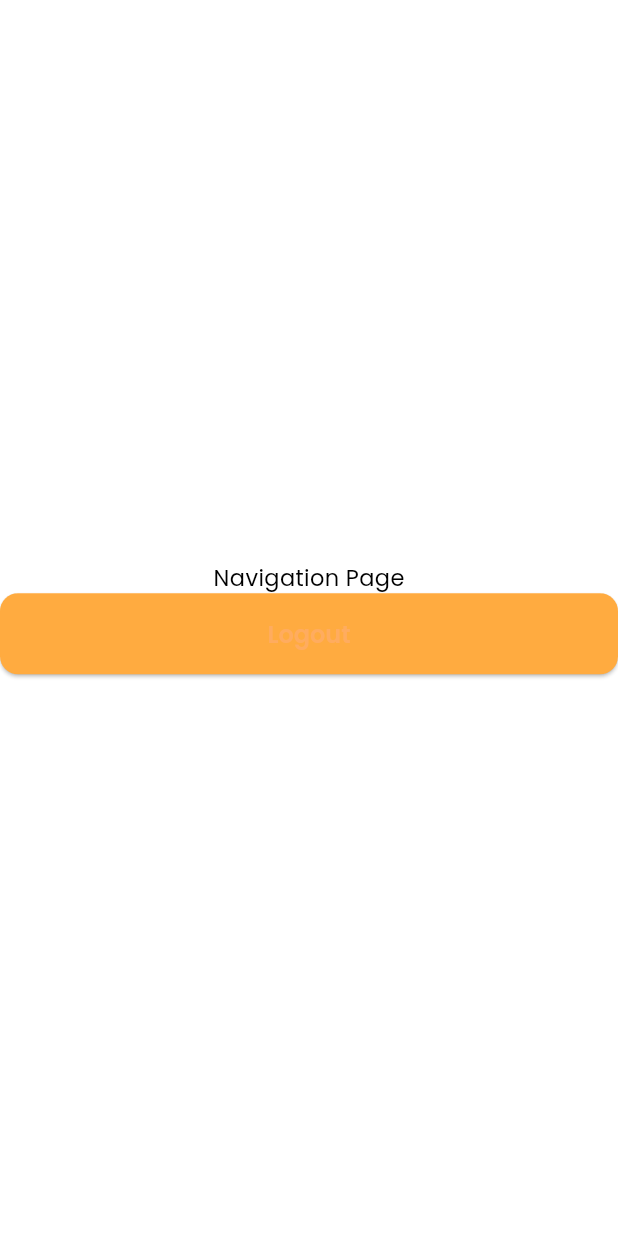
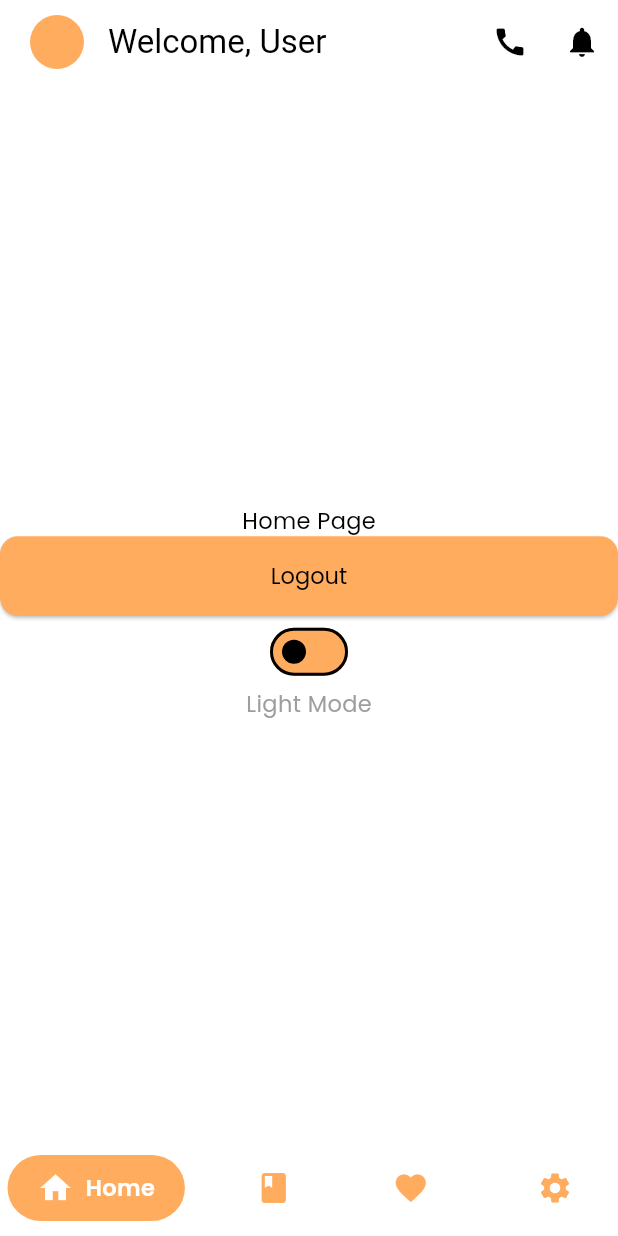
Before and after one commit to AkashP4769/reflect, a Flutter app: the screen it shows once a user with an empty profile is signed in, after a tap on "Logout", on a phone screen of 412 x 824 dp. Run offline on Flutter 3.47's test engine with Material 3 defaults, Android fonts, the phone set to English and light mode, and no system bars; drawn by our look-alikes of google_nav_bar; our stand-ins replace chewie, firebase_auth, firebase_core, flutter_riverpod, flutter_svg, google_sign_in and 1 more; accounts and stored records are empty.

Commit message:
Nav bar created

```diff
--- a/lib/components/signup/login_card.dart
+++ b/lib/components/signup/login_card.dart
@@ -83,10 +83,6 @@ class _LoginCardState extends ConsumerState<LoginCard> {
               children: [
                 Text("Welcome back!", style: themeData.textTheme.titleMedium,),
                 Text("Enter your credentials to continue", style: themeData.textTheme.bodyMedium,),
-                Switch(value: themeData.brightness == Brightness.dark, onChanged: (value){
-                  ref.read(themeManagerProvider.notifier).toggleTheme(value);
-                }),
-                Text(themeData.brightness == Brightness.dark ? "Dark Mode" : "Light Mode", style: TextStyle(color: grey, fontSize: 15, fontFamily: "Poppins", fontWeight: FontWeight.w400),),
                 const SizedBox(height: 20,),
                 SignUpTextField(text: "Email", controller: emailController, themeData: themeData,),
                 SignUpPassField(text: "Password", controller: passwordController, themeData: themeData,),
@@ -162,7 +158,12 @@ class _LoginCardState extends ConsumerState<LoginCard> {
                       child: Text("Sign up", style: TextStyle(color: Colors.orangeAccent, fontSize: 14, fontFamily: "Poppins", fontWeight: FontWeight.w600),)
                     )
                   ],
-                )
+                ),
+
+                Switch(value: themeData.brightness == Brightness.dark, onChanged: (value){
+                  ref.read(themeManagerProvider.notifier).toggleTheme(value);
+                }),
+                Text(themeData.brightness == Brightness.dark ? "Dark Mode" : "Light Mode", style: TextStyle(color: grey, fontSize: 15, fontFamily: "Poppins", fontWeight: FontWeight.w400),),
 
 
 
--- /dev/null
+++ b/lib/pages/favourites.dart
@@ -0,0 +1,26 @@
+import 'package:flutter_riverpod/flutter_riverpod.dart';
+import 'package:flutter/material.dart';
+
+class FavPage extends ConsumerStatefulWidget {
+  const FavPage({super.key});
+
+  @override
+  ConsumerState<ConsumerStatefulWidget> createState() => _HomePageState();
+}
+
+class _HomePageState extends ConsumerState<FavPage> {
+
+  @override
+  Widget build(BuildContext context) {
+    return Container(
+      child: Center(
+        child: Column(
+          mainAxisAlignment: MainAxisAlignment.center,
+          children: [
+            Text('Fav Page'),
+          ],
+        ),
+      ),
+    );
+  }
+}
--- /dev/null
+++ b/lib/pages/home.dart
@@ -0,0 +1,42 @@
+import 'package:flutter_riverpod/flutter_riverpod.dart';
+import 'package:flutter/material.dart';
+import 'package:reflect/main.dart';
+import 'package:reflect/services/auth_service.dart';
+
+class HomePage extends ConsumerStatefulWidget {
+  const HomePage({super.key});
+
+  @override
+  ConsumerState<ConsumerStatefulWidget> createState() => _HomePageState();
+}
+
+class _HomePageState extends ConsumerState<HomePage> {
+
+  @override
+  Widget build(BuildContext context) {
+    final themeData = ref.watch(themeManagerProvider);
+    return Container(
+      child: Center(
+        child: Column(
+          mainAxisAlignment: MainAxisAlignment.center,
+          children: [
+            Text('Home Page'),
+
+            ElevatedButton(
+
+              onPressed: () {
+                AuthService.signOut();
+              },
+              child: Text('Logout', style: themeData.textTheme.bodyMedium,),
+            ),
+
+            Switch(value: themeData.brightness == Brightness.dark, onChanged: (value){
+                  ref.read(themeManagerProvider.notifier).toggleTheme(value);
+                }),
+                Text(themeData.brightness == Brightness.dark ? "Dark Mode" : "Light Mode", style: TextStyle(color: Colors.grey, fontSize: 15, fontFamily: "Poppins", fontWeight: FontWeight.w400),),
+          ],
+        ),
+      ),
+    );
+  }
+}
--- /dev/null
+++ b/lib/pages/journal.dart
@@ -0,0 +1,26 @@
+import 'package:flutter_riverpod/flutter_riverpod.dart';
+import 'package:flutter/material.dart';
+
+class JournalPage extends ConsumerStatefulWidget {
+  const JournalPage({super.key});
+
+  @override
+  ConsumerState<ConsumerStatefulWidget> createState() => _HomePageState();
+}
+
+class _HomePageState extends ConsumerState<JournalPage> {
+
+  @override
+  Widget build(BuildContext context) {
+    return Container(
+      child: Center(
+        child: Column(
+          mainAxisAlignment: MainAxisAlignment.center,
+          children: [
+            Text('Journal Page'),
+          ],
+        ),
+      ),
+    );
+  }
+}
--- a/lib/pages/navigation.dart
+++ b/lib/pages/navigation.dart
@@ -1,30 +1,139 @@
 import 'package:flutter/material.dart';
+import 'package:flutter_riverpod/flutter_riverpod.dart';
+import 'package:google_nav_bar/google_nav_bar.dart';
+import 'package:reflect/main.dart';
+import 'package:reflect/pages/favourites.dart';
+import 'package:reflect/pages/home.dart';
+import 'package:reflect/pages/journal.dart';
+import 'package:reflect/pages/settings.dart';
 import 'package:reflect/services/auth_service.dart';
 
-class NavigationPage extends StatefulWidget {
+class NavigationPage extends ConsumerStatefulWidget {
   const NavigationPage({super.key});
 
   @override
-  State<NavigationPage> createState() => _NavigationPageState();
+  ConsumerState<NavigationPage> createState() => _NavigationPageState();
 }
 
-class _NavigationPageState extends State<NavigationPage> {
+class _NavigationPageState extends ConsumerState<NavigationPage> {
+  int currentPageIndex = 0;
+  PageController _pageController = PageController(initialPage: 0);
+
+  List<Widget> pages = <Widget>[const HomePage(), const JournalPage(), const FavPage(), const SettingsPage()];
+  List<String> titles = ["Welcome, User", "Journal", "Your favourites", "Settings"];
+
   @override
   Widget build(BuildContext context) {
-    return Container(
-      child: Center(
-        child: Column(
-          mainAxisAlignment: MainAxisAlignment.center,
-          children: [
-            Text('Navigation Page'),
-            ElevatedButton(
-              onPressed: () {
-                AuthService.signOut();
-              },
-              child: const Text('Logout'),
+    final themeData = ref.watch(themeManagerProvider);
+    return Scaffold(
+      appBar: AppBar(
+        leading: const Padding(
+          padding: EdgeInsets.only(left: 20),
+          child: CircleAvatar(maxRadius: 5,),
+        ),
+        title: Text(titles[currentPageIndex]),
+        actions: [
+          IconButton(onPressed: (){}, icon: const Icon(Icons.call)),
+          IconButton(onPressed: (){}, icon: const Icon(Icons.notifications))
+        ],
+      ),
+
+      bottomNavigationBar: Container(
+        //padding: const EdgeInsets.symmetric(vertical: 10),
+        child: GNav(
+          rippleColor: Colors.grey[300]!,
+          hoverColor: Colors.grey[100]!,
+          gap: 8,
+          color: themeData.colorScheme.onPrimary,
+          activeColor: themeData.colorScheme.primary,
+          backgroundColor: themeData.brightness == Brightness.dark ? const Color(0xff1E1E1E) : Colors.white,
+
+          tabBackgroundColor: themeData.brightness == Brightness.dark ? const Color(0xff303030) : Colors.white,
+          tabs: [
+            GButton(
+              icon: Icons.home,
+              text: 'Home',
+              margin: const EdgeInsets.symmetric(vertical: 10, horizontal: 5),
+              padding: const EdgeInsets.symmetric(vertical: 10, horizontal: 20),
+              textColor: themeData.colorScheme.surfaceContainer,
+              iconColor: themeData.colorScheme.surfaceContainerHighest,
+              iconActiveColor: themeData.colorScheme.surfaceContainer,
+              backgroundColor: themeData.brightness == Brightness.dark ? const Color(0xff303030) : themeData.primaryColor,
+            ),
+            GButton(
+              icon: Icons.book,
+              text: 'Journal',
+              margin: const EdgeInsets.symmetric(vertical: 10, horizontal: 5),
+              padding: const EdgeInsets.symmetric(vertical: 10, horizontal: 20),
+              textColor: themeData.colorScheme.surfaceContainer,
+              iconColor: themeData.colorScheme.surfaceContainerHighest,
+              iconActiveColor: themeData.colorScheme.surfaceContainer,
+              backgroundColor: themeData.brightness == Brightness.dark ? const Color(0xff303030) : themeData.primaryColor,
+            ),
+            GButton(
+              icon: Icons.favorite,
+              text: 'Likes',
+              margin: const EdgeInsets.symmetric(vertical: 10, horizontal: 5),
+              padding: const EdgeInsets.symmetric(vertical: 10, horizontal: 20),
+              textColor: themeData.colorScheme.surfaceContainer,
+              iconColor: themeData.colorScheme.surfaceContainerHighest,
+              iconActiveColor: themeData.colorScheme.surfaceContainer,
+              backgroundColor: themeData.brightness == Brightness.dark ? const Color(0xff303030) : themeData.primaryColor,
+            ),
+            GButton(
+              icon: Icons.settings,
+              text: 'Settings',
+              margin: const EdgeInsets.symmetric(vertical: 10, horizontal: 10),
+              padding: const EdgeInsets.symmetric(vertical: 10, horizontal: 20),
+              textColor: themeData.colorScheme.surfaceContainer,
+              iconColor: themeData.colorScheme.surfaceContainerHighest,
+              iconActiveColor: themeData.colorScheme.surfaceContainer,
+              backgroundColor: themeData.brightness == Brightness.dark ? const Color(0xff303030) : themeData.primaryColor,
             ),
           ],
+          selectedIndex: 0,
+          onTabChange: (index) {
+            _pageController.animateToPage(index, duration: const Duration(milliseconds: 500), curve: Curves.ease);
+          },
         ),
+      ),
+      /*bottomNavigationBar: NavigationBar(
+        onDestinationSelected: (int index){
+          _pageController.animateToPage(index, duration: Duration(milliseconds: 500), curve: Curves.ease);
+        },
+        indicatorColor: Colors.grey.shade400,
+        selectedIndex: currentPageIndex,
+        backgroundColor: Colors.white,
+        indicatorShape: const CircleBorder(),
+        labelBehavior: NavigationDestinationLabelBehavior.alwaysHide,
+        destinations: const [
+          NavigationDestination(
+            icon: Icon(Icons.cottage_outlined),
+            label: "Home",
+          ),
+          NavigationDestination(
+            icon: Icon(Icons.privacy_tip_outlined),
+            label: "Info",
+          ),
+          NavigationDestination(
+            icon: Icon(Icons.psychology_alt_outlined),
+            label: "Service Request",
+          ),
+          NavigationDestination(
+            icon: Icon(Icons.person_outline),
+            label: "My Account",
+          ),
+        ],
+      ),*/
+      //body: ,
+      body: PageView(
+        children: pages,
+        controller: _pageController,
+        onPageChanged: (int index){
+          setState(() {
+            currentPageIndex = index;
+          });
+        },
       ),
     );
   }
--- /dev/null
+++ b/lib/pages/settings.dart
@@ -0,0 +1,26 @@
+import 'package:flutter_riverpod/flutter_riverpod.dart';
+import 'package:flutter/material.dart';
+
+class SettingsPage extends ConsumerStatefulWidget {
+  const SettingsPage({super.key});
+
+  @override
+  ConsumerState<ConsumerStatefulWidget> createState() => _HomePageState();
+}
+
+class _HomePageState extends ConsumerState<SettingsPage> {
+
+  @override
+  Widget build(BuildContext context) {
+    return Container(
+      child: Center(
+        child: Column(
+          mainAxisAlignment: MainAxisAlignment.center,
+          children: [
+            Text('Settings Page'),
+          ],
+        ),
+      ),
+    );
+  }
+}
--- a/lib/theme/theme_constants.dart
+++ b/lib/theme/theme_constants.dart
@@ -2,11 +2,13 @@ import 'package:flutter/material.dart';
 
 ThemeData lightTheme = ThemeData(
   brightness: Brightness.light,
-
+  fontFamily: "Poppins",
   colorScheme: const ColorScheme.light(
     primary: Color(0xffFFAC5F),
     onPrimary: Colors.black,
-    surface: Colors.white
+    surface: Colors.white,
+    surfaceContainerHigh: Colors.white,
+    surfaceContainerHighest: Color(0xffFFAC5F)
   ),
   textTheme: ThemeData.light().textTheme.copyWith(
     titleMedium: const TextStyle(color: Colors.black, fontSize: 18, fontFamily: "Poppins", fontWeight: FontWeight.w600),
@@ -17,7 +19,41 @@ ThemeData lightTheme = ThemeData(
 
   elevatedButtonTheme: ElevatedButtonThemeData(
     style: ElevatedButton.styleFrom(
-      backgroundColor: Colors.orangeAccent,
+      backgroundColor: Color(0xffFFAC5F),
+      minimumSize: const Size(double.infinity, 50),
+      padding: const EdgeInsets.symmetric(vertical: 15),
+      shape: RoundedRectangleBorder(
+        borderRadius: BorderRadius.circular(12)
+      ),
+      textStyle: const TextStyle(
+        color: Colors.black,
+        fontSize: 16,
+        fontFamily: "Poppins",
+        fontWeight: FontWeight.w600
+      )
+    )
+  ),
+);
+
+ThemeData darkTheme = ThemeData(
+  brightness: Brightness.dark,
+  fontFamily: "Poppins",
+  colorScheme: const ColorScheme.dark(
+    primary: Color(0xffFFAC5F),
+    onPrimary: Colors.white,
+    surface: Color(0xff303030),
+    surfaceContainer: Colors.white,
+    surfaceContainerHighest: Colors.white
+  ),
+  textTheme: ThemeData.dark().textTheme.copyWith(
+    titleMedium: const TextStyle(color: Colors.white, fontSize: 18, fontFamily: "Poppins", fontWeight: FontWeight.w600),
+    titleSmall: const TextStyle(color: Colors.white, fontSize: 14, fontFamily: "Poppins", fontWeight: FontWeight.w400),
+    bodyMedium: const TextStyle(color: Colors.white, fontSize: 15, fontFamily: "Poppins", fontWeight: FontWeight.w400),
+    bodySmall: const TextStyle(color: Colors.white, fontSize: 12, fontFamily: "Poppins", fontWeight: FontWeight.w400),
+  ),
+  elevatedButtonTheme: ElevatedButtonThemeData(
+    style: ElevatedButton.styleFrom(
+      backgroundColor: Color(0xffFFAC5F),
       minimumSize: const Size(double.infinity, 50),
       padding: const EdgeInsets.symmetric(vertical: 15),
       shape: RoundedRectangleBorder(
@@ -31,38 +67,6 @@ ThemeData lightTheme = ThemeData(
       )
     )
   ),
-  fontFamily: "Poppins",
+
+
 );
-
-ThemeData darkTheme = ThemeData(
-  brightness: Brightness.dark,
-  colorScheme: const ColorScheme.dark(
-    primary: Color(0xffFFAC5F),
-    onPrimary: Colors.white,
-    surface: Color(0xff303030)
-  ),
-  textTheme: ThemeData.dark().textTheme.copyWith(
-    titleMedium: const TextStyle(color: Colors.white, fontSize: 18, fontFamily: "Poppins", fontWeight: FontWeight.w600),
-    titleSmall: const TextStyle(color: Colors.white, fontSize: 14, fontFamily: "Poppins", fontWeight: FontWeight.w400),
-    bodyMedium: const TextStyle(color: Colors.white, fontSize: 15, fontFamily: "Poppins", fontWeight: FontWeight.w400),
-    bodySmall: const TextStyle(color: Colors.white, fontSize: 12, fontFamily: "Poppins", fontWeight: FontWeight.w400),
-  ),
-  elevatedButtonTheme: ElevatedButtonThemeData(
-    style: ElevatedButton.styleFrom(
-      backgroundColor: Colors.orangeAccent,
-      minimumSize: const Size(double.infinity, 50),
-      padding: const EdgeInsets.symmetric(vertical: 15),
-      shape: RoundedRectangleBorder(
-        borderRadius: BorderRadius.circular(12)
-      ),
-      textStyle: const TextStyle(
-        color: Colors.black,
-        fontSize: 16,
-        fontFamily: "Poppins",
-        fontWeight: FontWeight.w600
-      )
-    )
-  ),
-
-  fontFamily: "Poppins",
-);
--- a/pubspec.yaml
+++ b/pubspec.yaml
@@ -16,6 +16,7 @@ dependencies:
   google_sign_in: ^6.2.1
   firebase_core: ^2.24.2
   flutter_riverpod: ^2.5.1
+  google_nav_bar: ^5.0.6
 
 dev_dependencies:
   flutter_test:
```
Also changed, not shown: pubspec.lock.
